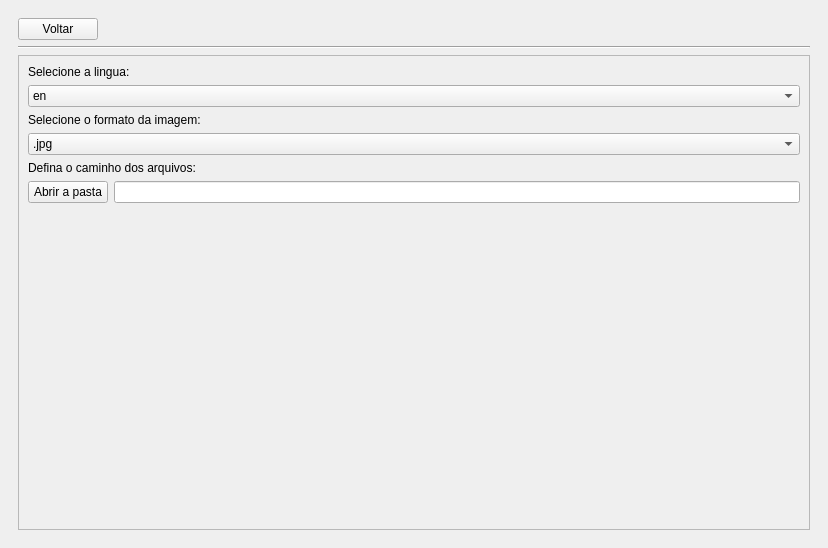
Above: src/GUI_qt/assets/main.ui from Lyem/pyneko before the change. Below: the same form after it.
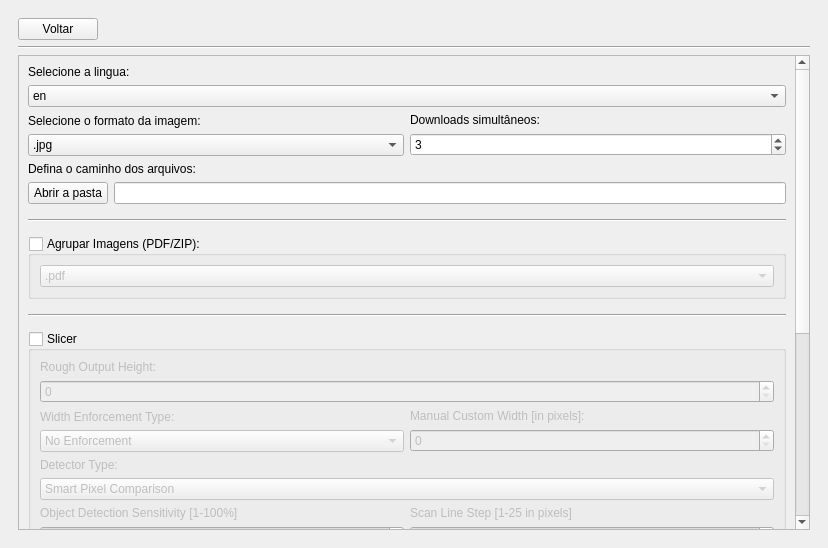
That is the form after the change. The open tabs and pages were chosen to show the change. Icons and pictures are not drawn.

Commit message: feat: add post download confs

```diff
--- a/src/GUI_qt/assets/main.ui
+++ b/src/GUI_qt/assets/main.ui
@@ -266,9 +266,9 @@
            <property name="geometry">
             <rect>
              <x>0</x>
-             <y>0</y>
-             <width>800</width>
-             <height>469</height>
+             <y>-282</y>
+             <width>779</width>
+             <height>980</height>
             </rect>
            </property>
            <layout class="QVBoxLayout" name="verticalLayout_7">
@@ -305,35 +305,73 @@
                </widget>
               </item>
               <item>
-               <widget class="QLabel" name="img_format">
-                <property name="text">
-                 <string>Selecione o formato da imagem:</string>
+               <layout class="QHBoxLayout" name="horizontalLayout_9">
+                <property name="topMargin">
+                 <number>0</number>
                 </property>
-               </widget>
-              </item>
-              <item>
-               <widget class="QComboBox" name="format_img">
                 <item>
-                 <property name="text">
-                  <string>.jpg</string>
-                 </property>
+                 <layout class="QVBoxLayout" name="verticalLayout_8">
+                  <property name="topMargin">
+                   <number>0</number>
+                  </property>
+                  <item>
+                   <widget class="QLabel" name="img_format">
+                    <property name="text">
+                     <string>Selecione o formato da imagem:</string>
+                    </property>
+                   </widget>
+                  </item>
+                  <item>
+                   <widget class="QComboBox" name="format_img">
+                    <item>
+                     <property name="text">
+                      <string>.jpg</string>
+                     </property>
+                    </item>
+                    <item>
+                     <property name="text">
+                      <string>.png</string>
+                     </property>
+                    </item>
+                    <item>
+                     <property name="text">
+                      <string>.webp</string>
+                     </property>
+                    </item>
+                    <item>
+                     <property name="text">
+                      <string>.avif</string>
+                     </property>
+                    </item>
+                   </widget>
+                  </item>
+                 </layout>
                 </item>
                 <item>
-                 <property name="text">
-                  <string>.png</string>
-                 </property>
+                 <layout class="QVBoxLayout" name="verticalLayout_9">
+                  <item>
+                   <widget class="QLabel" name="simul_label">
+                    <property name="text">
+                     <string>Downloads simultâneos:</string>
+                    </property>
+                   </widget>
+                  </item>
+                  <item>
+                   <widget class="QSpinBox" name="simul_qtd">
+                    <property name="minimum">
+                     <number>1</number>
+                    </property>
+                    <property name="maximum">
+                     <number>10</number>
+                    </property>
+                    <property name="value">
+                     <number>3</number>
+                    </property>
+                   </widget>
+                  </item>
+                 </layout>
                 </item>
-                <item>
-                 <property name="text">
-                  <string>.webp</string>
-                 </property>
-                </item>
-                <item>
-                 <property name="text">
-                  <string>.avif</string>
-                 </property>
-                </item>
-               </widget>
+               </layout>
               </item>
               <item>
                <widget class="QLabel" name="path_label">
@@ -359,6 +397,437 @@
                 </item>
                </layout>
               </item>
+              <item>
+               <widget class="Line" name="line_5">
+                <property name="minimumSize">
+                 <size>
+                  <width>0</width>
+                  <height>20</height>
+                 </size>
+                </property>
+                <property name="orientation">
+                 <enum>Qt::Horizontal</enum>
+                </property>
+               </widget>
+              </item>
+              <item>
+               <widget class="QGroupBox" name="group_imgs">
+                <property name="title">
+                 <string>Agrupar Imagens (PDF/ZIP):</string>
+                </property>
+                <property name="flat">
+                 <bool>true</bool>
+                </property>
+                <property name="checkable">
+                 <bool>true</bool>
+                </property>
+                <property name="checked">
+                 <bool>false</bool>
+                </property>
+                <layout class="QVBoxLayout" name="verticalLayout_18">
+                 <item>
+                  <widget class="QComboBox" name="group_imgs_combo">
+                   <item>
+                    <property name="text">
+                     <string>.pdf</string>
+                    </property>
+                   </item>
+                   <item>
+                    <property name="text">
+                     <string>.zip</string>
+                    </property>
+                   </item>
+                  </widget>
+                 </item>
+                </layout>
+               </widget>
+              </item>
+              <item>
+               <widget class="Line" name="line">
+                <property name="minimumSize">
+                 <size>
+                  <width>0</width>
+                  <height>20</height>
+                 </size>
+                </property>
+                <property name="orientation">
+                 <enum>Qt::Horizontal</enum>
+                </property>
+               </widget>
+              </item>
+              <item>
+               <widget class="QGroupBox" name="slicer_box">
+                <property name="minimumSize">
+                 <size>
+                  <width>0</width>
+                  <height>0</height>
+                 </size>
+                </property>
+                <property name="title">
+                 <string>Slicer</string>
+                </property>
+                <property name="alignment">
+                 <set>Qt::AlignLeading|Qt::AlignLeft|Qt::AlignTop</set>
+                </property>
+                <property name="flat">
+                 <bool>true</bool>
+                </property>
+                <property name="checkable">
+                 <bool>true</bool>
+                </property>
+                <property name="checked">
+                 <bool>false</bool>
+                </property>
+                <layout class="QVBoxLayout" name="verticalLayout_11">
+                 <item>
+                  <widget class="QLabel" name="slicer_height_label">
+                   <property name="text">
+                    <string>Rough Output Height:</string>
+                   </property>
+                  </widget>
+                 </item>
+                 <item>
+                  <widget class="QDoubleSpinBox" name="slicer_height">
+                   <property name="decimals">
+                    <number>0</number>
+                   </property>
+                   <property name="maximum">
+                    <double>999999999.000000000000000</double>
+                   </property>
+                  </widget>
+                 </item>
+                 <item>
+                  <layout class="QHBoxLayout" name="horizontalLayout_10">
+                   <property name="topMargin">
+                    <number>0</number>
+                   </property>
+                   <item>
+                    <layout class="QVBoxLayout" name="verticalLayout_10">
+                     <property name="topMargin">
+                      <number>0</number>
+                     </property>
+                     <item>
+                      <widget class="QLabel" name="slicer_width_label">
+                       <property name="text">
+                        <string>Width Enforcement Type:</string>
+                       </property>
+                      </widget>
+                     </item>
+                     <item>
+                      <widget class="QComboBox" name="slicer_width_select">
+                       <item>
+                        <property name="text">
+                         <string>No Enforcement</string>
+                        </property>
+                       </item>
+                       <item>
+                        <property name="text">
+                         <string>Automatic Uniform Width</string>
+                        </property>
+                       </item>
+                       <item>
+                        <property name="text">
+                         <string>User Customized Width</string>
+                        </property>
+                       </item>
+                      </widget>
+                     </item>
+                    </layout>
+                   </item>
+                   <item>
+                    <layout class="QVBoxLayout" name="verticalLayout_12">
+                     <property name="topMargin">
+                      <number>0</number>
+                     </property>
+                     <item>
+                      <widget class="QLabel" name="slicer_width_spin_label">
+                       <property name="text">
+                        <string>Manual Custom Width [in pixels]:</string>
+                       </property>
+                      </widget>
+                     </item>
+                     <item>
+                      <widget class="QDoubleSpinBox" name="slicer_width_spin">
+                       <property name="decimals">
+                        <number>0</number>
+                       </property>
+                       <property name="maximum">
+                        <double>999999999.000000000000000</double>
+                       </property>
+                      </widget>
+                     </item>
+                    </layout>
+                   </item>
+                  </layout>
+                 </item>
+                 <item>
+                  <widget class="QLabel" name="slicer_detector_label">
+                   <property name="text">
+                    <string>Detector Type:</string>
+                   </property>
+                  </widget>
+                 </item>
+                 <item>
+                  <widget class="QComboBox" name="slicer_detector_select">
+                   <item>
+                    <property name="text">
+                     <string>Smart Pixel Comparison</string>
+                    </property>
+                   </item>
+                   <item>
+                    <property name="text">
+                     <string>Direct Slicing</string>
+                    </property>
+                   </item>
+                  </widget>
+                 </item>
+                 <item>
+                  <layout class="QHBoxLayout" name="horizontalLayout_12">
+                   <property name="topMargin">
+                    <number>0</number>
+                   </property>
+                   <item>
+                    <layout class="QVBoxLayout" name="verticalLayout_19">
+                     <property name="topMargin">
+                      <number>0</number>
+                     </property>
+                     <item>
+                      <widget class="QLabel" name="slicer_detection_sensivity_label">
+                       <property name="text">
+                        <string>Object Detection Sensitivity [1-100%]</string>
+                       </property>
+                      </widget>
+                     </item>
+                     <item>
+                      <widget class="QSpinBox" name="slicer_detection_sensivity">
+                       <property name="minimum">
+                        <number>1</number>
+                       </property>
+                       <property name="maximum">
+                        <number>100</number>
+                       </property>
+                      </widget>
+                     </item>
+                    </layout>
+                   </item>
+                   <item>
+                    <layout class="QVBoxLayout" name="verticalLayout_20">
+                     <item>
+                      <widget class="QLabel" name="slicer_scan_line_label">
+                       <property name="text">
+                        <string>Scan Line Step [1-25 in pixels]</string>
+                       </property>
+                      </widget>
+                     </item>
+                     <item>
+                      <widget class="QSpinBox" name="slicer_scan_line">
+                       <property name="minimum">
+                        <number>1</number>
+                       </property>
+                       <property name="maximum">
+                        <number>25</number>
+                       </property>
+                      </widget>
+                     </item>
+                    </layout>
+                   </item>
+                  </layout>
+                 </item>
+                 <item>
+                  <widget class="QLabel" name="slicer_ignorable_margin_label">
+                   <property name="text">
+                    <string>Ignorable Horizontal Margins [in pixels]</string>
+                   </property>
+                  </widget>
+                 </item>
+                 <item>
+                  <widget class="QSpinBox" name="slicer_ignorable_margin">
+                   <property name="maximum">
+                    <number>999999</number>
+                   </property>
+                  </widget>
+                 </item>
+                </layout>
+               </widget>
+              </item>
+              <item>
+               <widget class="Line" name="line_3">
+                <property name="minimumSize">
+                 <size>
+                  <width>0</width>
+                  <height>20</height>
+                 </size>
+                </property>
+                <property name="orientation">
+                 <enum>Qt::Horizontal</enum>
+                </property>
+               </widget>
+              </item>
+              <item>
+               <widget class="QGroupBox" name="waifu2x_box">
+                <property name="title">
+                 <string>Waifu2x</string>
+                </property>
+                <property name="flat">
+                 <bool>true</bool>
+                </property>
+                <property name="checkable">
+                 <bool>true</bool>
+                </property>
+                <property name="checked">
+                 <bool>false</bool>
+                </property>
+                <layout class="QVBoxLayout" name="verticalLayout_13">
+                 <item>
+                  <widget class="QLabel" name="waifu2x_model">
+                   <property name="text">
+                    <string>Model:</string>
+                   </property>
+                  </widget>
+                 </item>
+                 <item>
+                  <widget class="QComboBox" name="waifu2x_model_select">
+                   <item>
+                    <property name="text">
+                     <string>models-cunet</string>
+                    </property>
+                   </item>
+                   <item>
+                    <property name="text">
+                     <string>models-upconv_7_anime_style_art_rgb</string>
+                    </property>
+                   </item>
+                   <item>
+                    <property name="text">
+                     <string>models-upconv_7_photo</string>
+                    </property>
+                   </item>
+                  </widget>
+                 </item>
+                 <item>
+                  <layout class="QHBoxLayout" name="horizontalLayout_11">
+                   <property name="topMargin">
+                    <number>0</number>
+                   </property>
+                   <item>
+                    <layout class="QVBoxLayout" name="verticalLayout_14">
+                     <property name="topMargin">
+                      <number>0</number>
+                     </property>
+                     <item>
+                      <widget class="QLabel" name="waifu2x_scale_label">
+                       <property name="text">
+                        <string>Scale:</string>
+                       </property>
+                      </widget>
+                     </item>
+                     <item>
+                      <widget class="QSpinBox" name="waifu2x_scale_spin">
+                       <property name="minimum">
+                        <number>1</number>
+                       </property>
+                       <property name="maximum">
+                        <number>2</number>
+                       </property>
+                       <property name="value">
+                        <number>2</number>
+                       </property>
+                      </widget>
+                     </item>
+                    </layout>
+                   </item>
+                   <item>
+                    <layout class="QVBoxLayout" name="verticalLayout_15">
+                     <item>
+                      <widget class="QLabel" name="waifu2x_noise_label">
+                       <property name="text">
+                        <string>Noise:</string>
+                       </property>
+                      </widget>
+                     </item>
+                     <item>
+                      <widget class="QSpinBox" name="waifu2x_noise_spin">
+                       <property name="minimum">
+                        <number>0</number>
+                       </property>
+                       <property name="maximum">
+                        <number>3</number>
+                       </property>
+                      </widget>
+                     </item>
+                    </layout>
+                   </item>
+                   <item>
+                    <layout class="QVBoxLayout" name="verticalLayout_16">
+                     <item>
+                      <widget class="QLabel" name="waifu2x_threads_label">
+                       <property name="text">
+                        <string>Threads:</string>
+                       </property>
+                      </widget>
+                     </item>
+                     <item>
+                      <widget class="QSpinBox" name="waifu2x_threads_spin">
+                       <property name="minimum">
+                        <number>1</number>
+                       </property>
+                      </widget>
+                     </item>
+                    </layout>
+                   </item>
+                   <item>
+                    <layout class="QVBoxLayout" name="verticalLayout_17">
+                     <item>
+                      <widget class="QLabel" name="waifu2x_gpu_id_label">
+                       <property name="text">
+                        <string>Gpu Id:</string>
+                       </property>
+                      </widget>
+                     </item>
+                     <item>
+                      <widget class="QSpinBox" name="waifu2x_gpu_id_spin">
+                       <property name="minimum">
+                        <number>-1</number>
+                       </property>
+                       <property name="value">
+                        <number>-1</number>
+                       </property>
+                      </widget>
+                     </item>
+                    </layout>
+                   </item>
+                  </layout>
+                 </item>
+                </layout>
+               </widget>
+              </item>
+              <item>
+               <widget class="Line" name="line_4">
+                <property name="minimumSize">
+                 <size>
+                  <width>0</width>
+                  <height>20</height>
+                 </size>
+                </property>
+                <property name="orientation">
+                 <enum>Qt::Horizontal</enum>
+                </property>
+               </widget>
+              </item>
+              <item>
+               <widget class="QLabel" name="dev_label">
+                <property name="text">
+                 <string>Modo desenvolvedor:</string>
+                </property>
+               </widget>
+              </item>
+              <item>
+               <widget class="QCheckBox" name="dev_check">
+                <property name="text">
+                 <string>Ativar</string>
+                </property>
+               </widget>
+              </item>
               <item>
                <spacer name="verticalSpacer">
                 <property name="orientation">
```
The commit also changes 23 other files.
